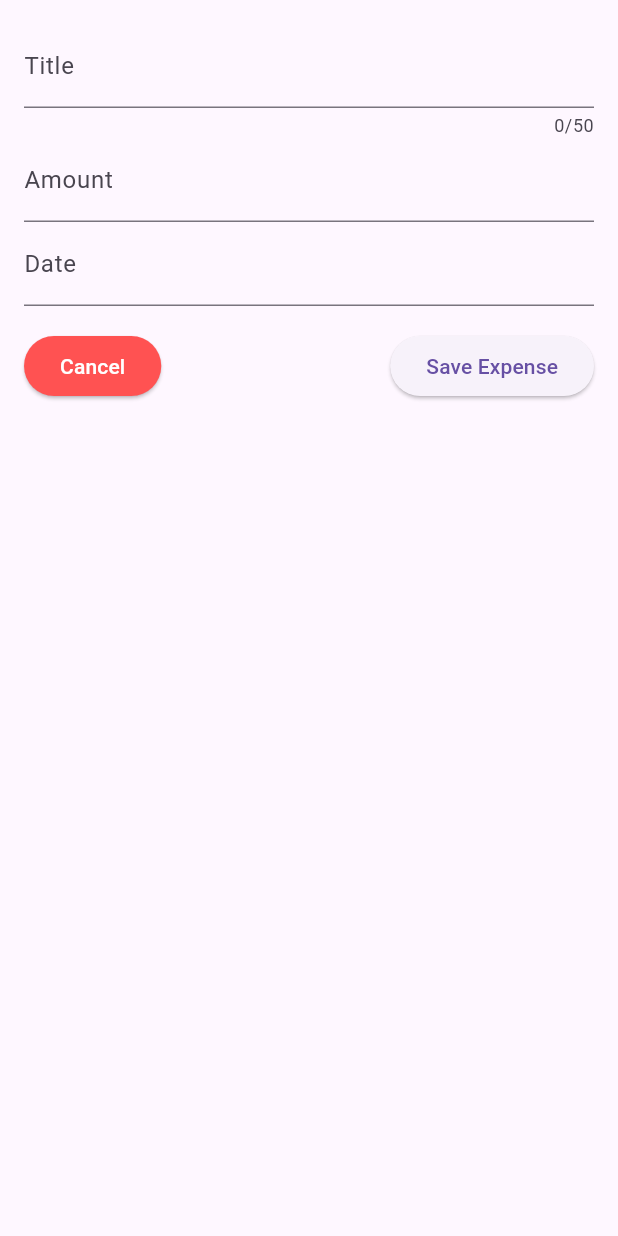
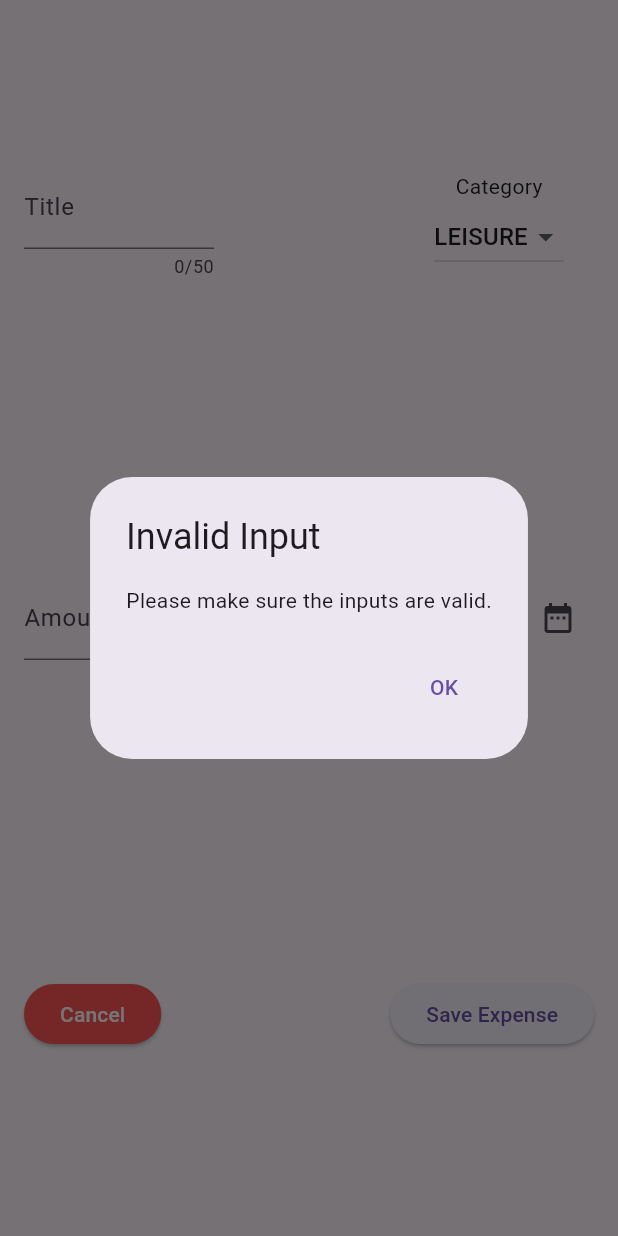
Before and after one commit to brkeudunman/expense_tracker, a Flutter app: the NewExpense widget shown alone on an empty page, opened directly, after a tap on "Save Expense", on a phone screen of 412 x 824 dp. Run offline on Flutter 3.47's test engine with Material 2 defaults, Android fonts, the phone set to English and light mode, and no system bars.

Commit message:
expense validator

```diff
--- a/lib/models/expense.dart
+++ b/lib/models/expense.dart
@@ -1,7 +1,6 @@
 import 'package:flutter/material.dart';
 import 'package:intl/intl.dart';
 import 'package:uuid/uuid.dart';
-import 'package:intl/date_symbol_data_file.dart';
 
 const uuid = Uuid();
 final formatter = DateFormat.yMd();
--- a/lib/widgets/expenses.dart
+++ b/lib/widgets/expenses.dart
@@ -14,7 +14,7 @@ class Expenses extends StatefulWidget {
 }
 
 class _ExpensesState extends State<Expenses> {
-    final List<Expense> _registeredExpenses = [
+  final List<Expense> _registeredExpenses = [
     Expense(
         title: "flutter course",
         amount: 5.2,
--- a/lib/widgets/expenses_list/expenses_list.dart
+++ b/lib/widgets/expenses_list/expenses_list.dart
@@ -1,6 +1,5 @@
 import 'package:expense_tracker/models/expense.dart';
 import 'package:flutter/material.dart';
-
 import 'expense_item.dart';
 
 class ExpensesList extends StatelessWidget {
--- a/lib/widgets/new_expense.dart
+++ b/lib/widgets/new_expense.dart
@@ -1,5 +1,8 @@
+import 'dart:math';
+
 import 'package:flutter/material.dart';
 import 'package:flutter/services.dart';
+import 'package:expense_tracker/models/expense.dart';
 import 'package:intl/intl.dart';
 
 class NewExpense extends StatefulWidget {
@@ -12,9 +15,51 @@ class NewExpense extends StatefulWidget {
 }
 
 class _NewExpenseState extends State<NewExpense> {
+  final _dateFormatter = DateFormat.yMd();
   final _titleController = TextEditingController();
   final _numberController = TextEditingController();
-  final _dateFormatter = DateFormat('dd/MM/yyyy');
+
+  DateTime? _selectedDate;
+  Category? _selectedCategory = Category.leisure;
+
+  void _pickDate() {
+    showDatePicker(
+      context: context,
+      initialDate: DateTime.now(),
+      firstDate: DateTime(DateTime.now().year - 1, DateTime.now().month),
+      lastDate: DateTime.now(),
+    ).then((value) {
+      setState(() {
+        _selectedDate = value;
+      });
+    });
+  }
+
+  void _submitExpense() {
+    var pickedNumber = double.tryParse(_numberController.text);
+
+    if (_titleController.text.trim().isEmpty ||
+        pickedNumber!.isNaN ||
+        pickedNumber.isNegative) {
+      showDialog(
+          context: context,
+          builder: (ctx) {
+            return AlertDialog(
+              title: const Text("Invalid Input"),
+              content: const Text("Please make sure the inputs are valid."),
+              actions: [
+                TextButton(
+                  onPressed: () {
+                    Navigator.pop(ctx);
+                  },
+                  child: const Text("OK"),
+                )
+              ],
+            );
+          });
+      return;
+    }
+  }
 
   @override
   void dispose() {
@@ -24,13 +69,16 @@ class _NewExpenseState extends State<NewExpense> {
 
   @override
   Widget build(BuildContext context) {
-    return SizedBox(
-      height: double.maxFinite,
-      child: Padding(
+    return Padding(
       padding: const EdgeInsets.all(16),
       child: Column(
         children: [
-            TextField(
+          Expanded(
+            child: Row(
+              mainAxisAlignment: MainAxisAlignment.spaceBetween,
+              children: [
+                Expanded(
+                  child: TextField(
                     controller: _titleController,
                     maxLength: 50,
                     decoration: const InputDecoration(
@@ -38,7 +86,48 @@ class _NewExpenseState extends State<NewExpense> {
                     ),
                     keyboardType: TextInputType.text,
                   ),
-            TextField(
+                ),
+                const Spacer(
+                  flex: 1,
+                ),
+                Expanded(
+                  child: Column(
+                    crossAxisAlignment: CrossAxisAlignment.center,
+                    mainAxisAlignment: MainAxisAlignment.center,
+                    children: [
+                      const Text("Category"),
+                      DropdownButton(
+                        value: _selectedCategory,
+                        items: Category.values
+                            .map(
+                              (category) => DropdownMenuItem(
+                                value: category,
+                                child: Text(category.name.toUpperCase()),
+                              ),
+                            )
+                            .toList(),
+                        onChanged: (value) {
+                          if (value != null) {
+                            setState(() {
+                              _selectedCategory = value;
+                            });
+                          } else {
+                            return;
+                          }
+                        },
+                      ),
+                    ],
+                  ),
+                )
+              ],
+            ),
+          ),
+          Expanded(
+            child: Row(
+              mainAxisAlignment: MainAxisAlignment.spaceBetween,
+              children: [
+                Expanded(
+                  child: TextField(
                     controller: _numberController,
                     decoration: const InputDecoration(
                         label: Text('Amount'), prefixText: '\$'),
@@ -47,18 +136,28 @@ class _NewExpenseState extends State<NewExpense> {
                       signed: true,
                     ),
                   ),
-            TextField(
-              keyboardType: TextInputType.datetime,
-              decoration: const InputDecoration(
-                label: Text("Date"),
                 ),
-              inputFormatters: [
-                FilteringTextInputFormatter.allow(RegExp(r'[0-9/]')),
-                _DateInputFormatter(),
+                const SizedBox(
+                  width: 75,
+                ),
+                Row(
+                  children: [
+                    Text(
+                      _selectedDate == null
+                          ? "Select Date"
+                          : _dateFormatter.format(_selectedDate!),
+                    ),
+                    IconButton(
+                      onPressed: () => _pickDate(),
+                      icon: const Icon(Icons.date_range),
+                    )
+                  ],
+                )
               ],
             ),
-            const SizedBox(height: 16),
-            Row(
+          ),
+          Expanded(
+            child: Row(
               mainAxisAlignment: MainAxisAlignment.spaceBetween,
               children: [
                 ElevatedButton(
@@ -72,48 +171,15 @@ class _NewExpenseState extends State<NewExpense> {
                 ),
                 ElevatedButton(
                   onPressed: () {
-                    print(" ${_titleController.text}"
-                        " ${_numberController.text}");
+                    _submitExpense();
                   },
                   child: const Text('Save Expense'),
                 ),
               ],
+            ),
           )
         ],
-        ),
       ),
     );
   }
 }
-
-class _DateInputFormatter extends TextInputFormatter {
-  @override
-  TextEditingValue formatEditUpdate(
-      TextEditingValue oldValue, TextEditingValue newValue) {
-    if (newValue.selection.baseOffset == 0) return newValue;
-
-    String formatted = '';
-    int selectionIndex = newValue.selection.baseOffset;
-    int day = 0;
-    int month = 0;
-    int year = 0;
-
-    if (newValue.text.isNotEmpty) {
-      final parts = newValue.text.split('/');
-      if (parts.isNotEmpty) day = int.tryParse(parts[0]) ?? 0;
-      if (parts.length > 1) month = int.tryParse(parts[1]) ?? 0;
-      if (parts.length > 2) year = int.tryParse(parts[2]) ?? 0;
-    }
-
-    formatted += day > 31 ? '31/' : '${day.toString().padLeft(2, '0')}/';
-    formatted += month > 12 ? '12/' : '${month.toString().padLeft(2, '0')}/';
-    formatted += year.toString().padLeft(4, '0');
-
-    selectionIndex = newValue.selection.baseOffset;
-
-    return TextEditingValue(
-      text: formatted,
-      selection: TextSelection.collapsed(offset: selectionIndex),
-    );
-  }
-}
```
Lines whose indentation alone changed are shown as unchanged.
